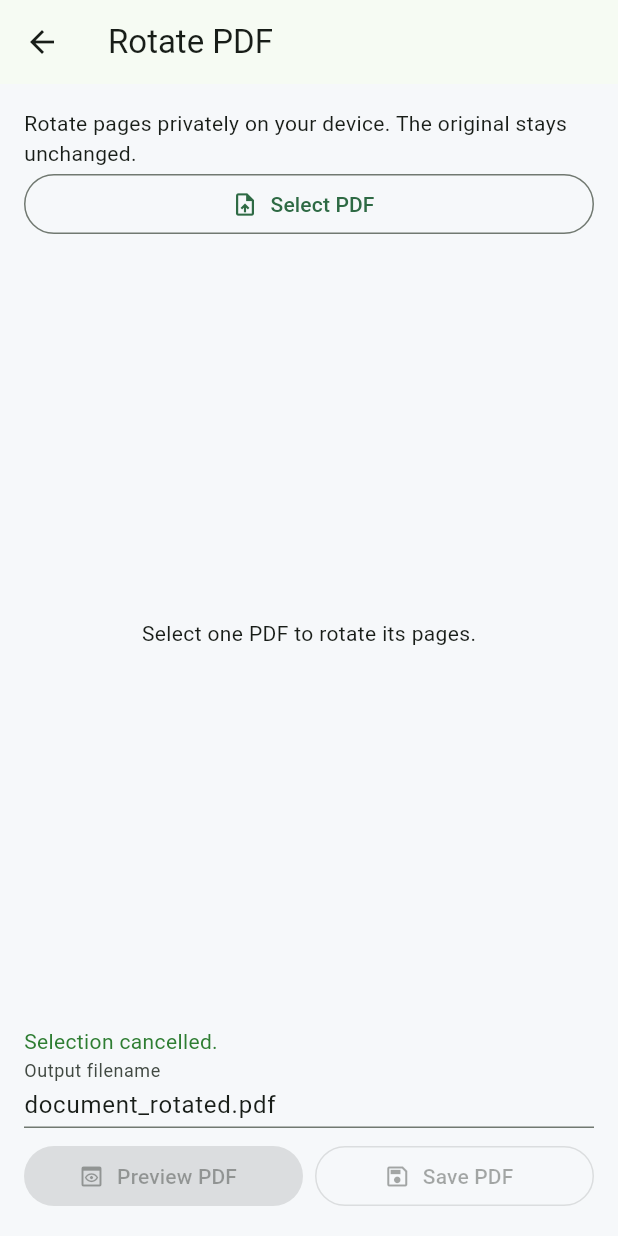
After one commit to delwynmarli/sickpdf, a Flutter app: the RotatePdfPage screen opened directly, after a tap on "Select PDF", on a phone screen of 412 x 824 dp. The commit adds this screen. Run offline on Flutter 3.47's test engine with Material 3 defaults, Android fonts, the phone set to English and light mode, and no system bars; our stand-ins replace file_picker; missing offline and left inert: dart:ffi, pdf_combiner, pdfium_dart, pdfrx; Roboto replaces fonts that are missing (sans).

Commit message:
feat: add offline PDF page rotation

```diff
--- a/lib/main.dart
+++ b/lib/main.dart
@@ -10,6 +10,7 @@ import 'services/pdf_merge_service.dart';
 import 'screens/split_pdf_page.dart';
 import 'screens/organize_pdf_page.dart';
 import 'screens/compress_pdf_page.dart';
+import 'screens/rotate_pdf_page.dart';
 
 const _navy = Color(0xFF0B172A);
 const _navyLight = Color(0xFF14243D);
@@ -124,6 +125,7 @@ class HomePage extends StatelessWidget {
               ToolCard(icon: Icons.call_split, title: 'Split PDF'),
               ToolCard(icon: Icons.compress, title: 'Compress PDF'),
               ToolCard(icon: Icons.reorder, title: 'Organize PDF'),
+              ToolCard(icon: Icons.rotate_right, title: 'Rotate PDF'),
               ToolCard(icon: Icons.image_outlined, title: 'Image to PDF'),
               ToolCard(icon: Icons.draw_outlined, title: 'Sign PDF'),
             ],
@@ -264,7 +266,8 @@ class ToolCard extends StatelessWidget {
           title == 'Merge PDF' ||
               title == 'Split PDF' ||
               title == 'Organize PDF' ||
-              title == 'Compress PDF'
+              title == 'Compress PDF' ||
+              title == 'Rotate PDF'
           ? title
           : '$title, coming soon',
       child: InkWell(
@@ -285,6 +288,12 @@ class ToolCard extends StatelessWidget {
           if (title == 'Compress PDF') {
             Navigator.of(context).push(
               MaterialPageRoute<void>(builder: (_) => const CompressPdfPage()),
+            );
+            return;
+          }
+          if (title == 'Rotate PDF') {
+            Navigator.of(context).push(
+              MaterialPageRoute<void>(builder: (_) => const RotatePdfPage()),
             );
             return;
           }
--- /dev/null
+++ b/lib/screens/rotate_pdf_page.dart
@@ -0,0 +1,391 @@
+import 'dart:async';
+import 'dart:typed_data';
+import 'dart:ui' as ui;
+
+import 'package:file_picker/file_picker.dart';
+import 'package:flutter/material.dart';
+import 'package:flutter/rendering.dart' show ScrollCacheExtent;
+
+import '../services/pdf_organize_service.dart';
+import '../services/pdf_rotate_service.dart';
+import '../services/pdf_split_service.dart';
+import 'pdf_output_preview.dart';
+
+class RotatePdfPage extends StatefulWidget {
+  const RotatePdfPage({super.key});
+  @override
+  State<RotatePdfPage> createState() => _RotatePdfPageState();
+}
+
+class _RotatePdfPageState extends State<RotatePdfPage> {
+  PdfOrganizeSession? _session;
+  PdfPageRotations? _rotations;
+  final _selected = <int>{};
+  final _filename = TextEditingController(text: 'document_rotated.pdf');
+  Uint8List? _result;
+  String? _sourceName;
+  String? _message;
+  bool _error = false;
+  bool _busy = false;
+
+  void _status(String message, {bool error = false}) {
+    if (mounted) {
+      setState(() {
+        _message = message;
+        _error = error;
+      });
+    }
+  }
+
+  Future<void> _close(PdfOrganizeSession? session) async {
+    try {
+      await session?.close();
+    } catch (_) {
+      /* Best effort cleanup. */
+    }
+  }
+
+  @override
+  void dispose() {
+    _filename.dispose();
+    unawaited(_close(_session));
+    super.dispose();
+  }
+
+  Future<void> _pick() async {
+    if (_busy) return;
+    setState(() => _busy = true);
+    try {
+      final selection = await FilePicker.platform.pickFiles(
+        allowMultiple: false,
+        type: FileType.custom,
+        allowedExtensions: ['pdf'],
+        withData: false,
+      );
+      if (!mounted) return;
+      if (selection == null) {
+        _status('Selection cancelled.');
+        return;
+      }
+      final file = selection.files.single;
+      if (file.path == null) {
+        throw const FormatException('The selected PDF cannot be accessed.');
+      }
+      final opened = await PdfOrganizeSession.open(file.path!);
+      if (!mounted) {
+        await _close(opened);
+        return;
+      }
+      final previous = _session;
+      setState(() {
+        _session = opened;
+        _rotations = PdfPageRotations(opened.document.pages.length);
+        _selected.clear();
+        _sourceName = file.name;
+        _filename.text =
+            '${file.name.replaceFirst(RegExp(r'\.pdf$', caseSensitive: false), '')}_rotated.pdf';
+        _result = null;
+        _message = null;
+      });
+      await WidgetsBinding.instance.endOfFrame;
+      await _close(previous);
+    } catch (error) {
+      _status(
+        pdfSplitLoadError(error).replaceAll('to split it', 'to rotate it'),
+        error: true,
+      );
+    } finally {
+      if (mounted) setState(() => _busy = false);
+    }
+  }
+
+  void _rotate(int delta) {
+    if (_busy || _selected.isEmpty) return;
+    setState(() {
+      _rotations!.rotate(_selected, delta);
+      _result = null;
+      _message = null;
+    });
+  }
+
+  Future<bool> _generate() async {
+    if (_session == null) return false;
+    if (_result != null) return true;
+    setState(() => _busy = true);
+    try {
+      final bytes = await generateRotatedPdf(
+        _session!.document,
+        _rotations!.turns,
+      );
+      if (!mounted) return false;
+      setState(() => _result = bytes);
+      return true;
+    } catch (_) {
+      _status(
+        'Could not generate the PDF. Try an unlocked, undamaged copy.',
+        error: true,
+      );
+      return false;
+    } finally {
+      if (mounted) setState(() => _busy = false);
+    }
+  }
+
+  String get _outputName {
+    var name = _filename.text.trim().replaceAll(RegExp(r'[\\/:*?"<>|]'), '_');
+    if (name.isEmpty) name = 'document_rotated.pdf';
+    return name.toLowerCase().endsWith('.pdf') ? name : '$name.pdf';
+  }
+
+  Future<String> _save() async {
+    if (_busy) return 'Please wait for the current operation.';
+    if (!await _generate() || !mounted) return 'Could not generate the PDF.';
+    setState(() => _busy = true);
+    var message = '';
+    var failed = false;
+    try {
+      final destination = await FilePicker.platform.saveFile(
+        dialogTitle: 'Save rotated PDF as a new file',
+        fileName: _outputName,
+        type: FileType.custom,
+        allowedExtensions: ['pdf'],
+        bytes: _result!,
+      );
+      message = destination == null || destination.trim().isEmpty
+          ? 'Save cancelled. Your rotated PDF is still ready to save.'
+          : 'PDF saved successfully.';
+    } catch (_) {
+      message = 'Save failed. Check the destination and available space, then try again.';
+      failed = true;
+    } finally {
+      if (mounted) setState(() => _busy = false);
+    }
+    _status(message, error: failed);
+    return message;
+  }
+
+  Future<void> _preview() async {
+    if (_busy || !await _generate() || !mounted) return;
+    await Navigator.of(context).push<void>(
+      MaterialPageRoute(
+        builder: (_) => PdfOutputPreview(
+          bytes: _result!,
+          name: _outputName,
+          onSave: _save,
+          backLabel: 'Back to Rotate',
+        ),
+      ),
+    );
+  }
+
+  @override
+  Widget build(BuildContext context) {
+    final count = _rotations?.turns.length ?? 0;
+    return Scaffold(
+      appBar: AppBar(title: const Text('Rotate PDF')),
+      body: Padding(
+        padding: const EdgeInsets.all(16),
+        child: Column(
+          crossAxisAlignment: CrossAxisAlignment.stretch,
+          children: [
+            const Text(
+              'Rotate pages privately on your device. The original stays unchanged.',
+            ),
+            OutlinedButton.icon(
+              onPressed: _busy ? null : _pick,
+              icon: const Icon(Icons.upload_file),
+              label: const Text('Select PDF'),
+            ),
+            if (_sourceName != null)
+              Text(
+                '$_sourceName • $count pages',
+                maxLines: 2,
+                overflow: TextOverflow.ellipsis,
+              ),
+            if (count > 0) ...[
+              Text('${_selected.length} pages selected'),
+              Wrap(
+                spacing: 8,
+                children: [
+                  TextButton(
+                    onPressed: _busy
+                        ? null
+                        : () => setState(
+                            () => _selected.addAll(
+                              List.generate(count, (i) => i),
+                            ),
+                          ),
+                    child: const Text('Select all'),
+                  ),
+                  TextButton(
+                    onPressed: _busy ? null : () => setState(_selected.clear),
+                    child: const Text('Deselect all'),
+                  ),
+                ],
+              ),
+              Wrap(
+                spacing: 8,
+                children: [
+                  TextButton.icon(
+                    onPressed: _busy || _selected.isEmpty
+                        ? null
+                        : () => _rotate(-1),
+                    icon: const Icon(Icons.rotate_left),
+                    label: const Text('90° counterclockwise'),
+                  ),
+                  TextButton.icon(
+                    onPressed: _busy || _selected.isEmpty
+                        ? null
+                        : () => _rotate(1),
+                    icon: const Icon(Icons.rotate_right),
+                    label: const Text('90° clockwise'),
+                  ),
+                ],
+              ),
+              const Text(
+                'Applies to selected pages. Select all to rotate every page.',
+              ),
+            ],
+            Expanded(
+              child: count == 0
+                  ? const Center(
+                      child: Text('Select one PDF to rotate its pages.'),
+                    )
+                  : ListView.builder(
+                      scrollCacheExtent: const ScrollCacheExtent.pixels(0),
+                      itemCount: count,
+                      itemBuilder: (context, index) => Card(
+                        key: ValueKey((_session, index)),
+                        color: _selected.contains(index)
+                            ? const Color(0xFFDDF5E7)
+                            : Colors.white,
+                        child: Row(
+                          children: [
+                            Checkbox(
+                              value: _selected.contains(index),
+                              semanticLabel: 'Select page ${index + 1}',
+                              onChanged: _busy
+                                  ? null
+                                  : (value) => setState(() {
+                                      value!
+                                          ? _selected.add(index)
+                                          : _selected.remove(index);
+                                    }),
+                            ),
+                            RotatedBox(
+                              quarterTurns: _rotations!.turns[index],
+                              child: _RotateThumbnail(
+                                session: _session!,
+                                index: index,
+                              ),
+                            ),
+                            const SizedBox(width: 12),
+                            Expanded(
+                              child: Text(
+                                'Page ${index + 1} • +${_rotations!.turns[index] * 90}°',
+                              ),
+                            ),
+                          ],
+                        ),
+                      ),
+                    ),
+            ),
+            if (_busy) const LinearProgressIndicator(),
+            if (_message != null)
+              Semantics(
+                liveRegion: true,
+                child: Text(
+                  _message!,
+                  style: TextStyle(
+                    color: _error ? Colors.red.shade700 : Colors.green.shade800,
+                  ),
+                ),
+              ),
+            TextField(
+              controller: _filename,
+              enabled: !_busy,
+              decoration: const InputDecoration(
+                labelText: 'Output filename',
+                isDense: true,
+              ),
+            ),
+            const SizedBox(height: 8),
+            Row(
+              children: [
+                Expanded(
+                  child: FilledButton.icon(
+                    onPressed: _busy || count == 0 ? null : _preview,
+                    icon: const Icon(Icons.preview_outlined),
+                    label: const Text('Preview PDF'),
+                  ),
+                ),
+                const SizedBox(width: 8),
+                Expanded(
+                  child: OutlinedButton.icon(
+                    onPressed: _busy || count == 0 ? null : _save,
+                    icon: const Icon(Icons.save_outlined),
+                    label: const Text('Save PDF'),
+                  ),
+                ),
+              ],
+            ),
+          ],
+        ),
+      ),
+    );
+  }
+}
+
+/// Visible rows only; session serializes renders, capped at 160px long edge.
+class _RotateThumbnail extends StatefulWidget {
+  const _RotateThumbnail({required this.session, required this.index});
+  final PdfOrganizeSession session;
+  final int index;
+  @override
+  State<_RotateThumbnail> createState() => _RotateThumbnailState();
+}
+
+class _RotateThumbnailState extends State<_RotateThumbnail> {
+  ui.Image? _image;
+  bool _failed = false;
+  @override
+  void initState() {
+    super.initState();
+    unawaited(_load());
+  }
+
+  Future<void> _load() async {
+    setState(() => _failed = false);
+    try {
+      final image = await widget.session.thumbnail(widget.index);
+      if (!mounted) {
+        image.dispose();
+        return;
+      }
+      setState(() => _image = image);
+    } catch (_) {
+      if (mounted) setState(() => _failed = true);
+    }
+  }
+
+  @override
+  void dispose() {
+    _image?.dispose();
+    super.dispose();
+  }
+
+  @override
+  Widget build(BuildContext context) => SizedBox(
+    width: 64,
+    height: 88,
+    child: _failed
+        ? IconButton(
+            tooltip: 'Thumbnail unavailable. Retry',
+            onPressed: _load,
+            icon: const Icon(Icons.broken_image_outlined),
+          )
+        : _image == null
+        ? const Center(child: CircularProgressIndicator(strokeWidth: 2))
+        : RawImage(image: _image, fit: BoxFit.contain),
+  );
+}
--- /dev/null
+++ b/lib/services/pdf_rotate_service.dart
@@ -0,0 +1,50 @@
+import 'dart:typed_data';
+
+import 'package:pdfrx/pdfrx.dart';
+
+/// Additional clockwise quarter turns, independent of each source orientation.
+class PdfPageRotations {
+  PdfPageRotations(int count) : _turns = List.filled(count, 0);
+  final List<int> _turns;
+  List<int> get turns => List.unmodifiable(_turns);
+
+  void rotate(Iterable<int> pages, int delta) {
+    final indices = pages.toSet();
+    for (final index in indices) {
+      RangeError.checkValidIndex(index, _turns);
+    }
+    for (final index in indices) {
+      _turns[index] = (_turns[index] + delta) % 4;
+    }
+  }
+}
+
+/// Reopens a private snapshot to preserve document structures and avoid mutating
+/// the thumbnail session. Only page /Rotate values are edited; no rasterization.
+Future<Uint8List> generateRotatedPdf(
+  PdfDocument source,
+  List<int> turns,
+) async {
+  final snapshot = List<int>.of(turns);
+  if (snapshot.length != source.pages.length ||
+      snapshot.isEmpty ||
+      snapshot.any((turn) => turn < 0 || turn > 3)) {
+    throw const FormatException(
+      'Invalid page rotations. Select the PDF again.',
+    );
+  }
+  final copy = await PdfDocument.openData(await source.encodePdf());
+  try {
+    copy.pages = [
+      for (var i = 0; i < snapshot.length; i++)
+        copy.pages[i].rotatedBy(PdfPageRotation.values[snapshot[i]]),
+    ];
+    final bytes = await copy.encodePdf();
+    if (bytes.isEmpty) {
+      throw const FormatException('The generated PDF is empty.');
+    }
+    return bytes;
+  } finally {
+    await copy.dispose();
+  }
+}
```
Also changed, not shown: 2 other files.
